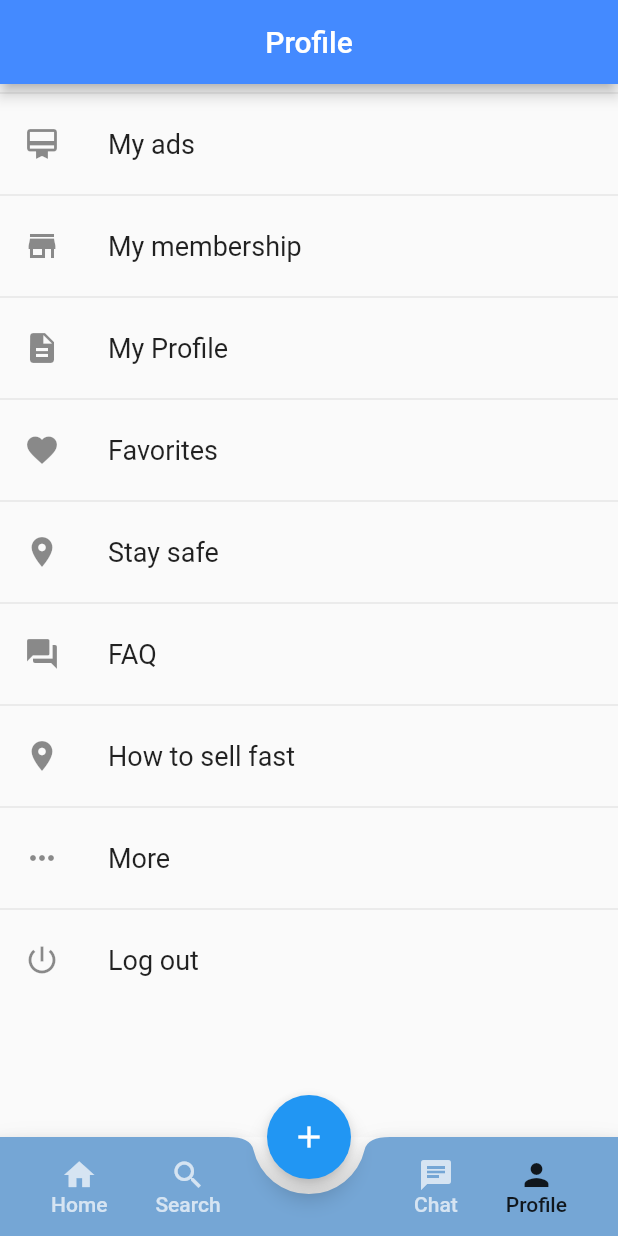
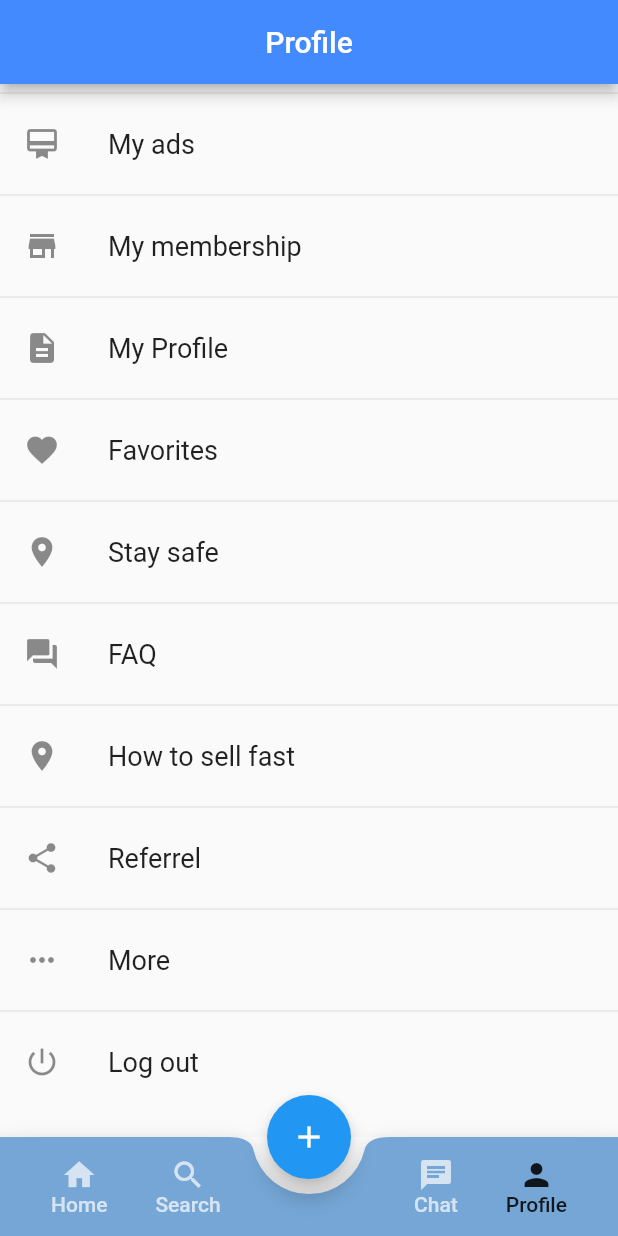
Before and after one commit to hrathnapala/UEEE_Lak, a Flutter app: the screen it shows after launch, item 4 of the bottom bar chosen, on a phone screen of 412 x 824 dp. Run offline on Flutter 3.47's test engine with Material 2 defaults, Android fonts, the phone set to English and light mode, and no system bars; our stand-ins replace carousel_slider; missing offline and left inert: multi_image_picker; network calls fail.

Commit message:
settings sub pages added

```diff
--- a/lib/src/screens/profile-page/settings-model.dart
+++ b/lib/src/screens/profile-page/settings-model.dart
@@ -1,23 +1,52 @@
 import 'package:flutter/cupertino.dart';
 import 'package:flutter/material.dart';
+import 'package:lak_app/src/screens/profile-page/favorites-page.dart';
+import 'package:lak_app/src/screens/profile-page/my-membership-page.dart';
+import 'package:lak_app/src/screens/profile-page/myads-page.dart';
 
 class SettingsModel {
   final String settingName;
   final Icon icon;
+  StatelessWidget nextPage;
 
-  SettingsModel({this.settingName, this.icon});
+  SettingsModel({this.settingName, this.icon, this.nextPage});
 
   static final List<SettingsModel> dummyData = [
-    SettingsModel(settingName: "My ads", icon: Icon(Icons.card_membership)),
     SettingsModel(
-        settingName: "My membership", icon: Icon(Icons.store_mall_directory)),
-    SettingsModel(settingName: "My Profile", icon: Icon(Icons.description)),
-    SettingsModel(settingName: "Favorites", icon: Icon(Icons.favorite)),
-    SettingsModel(settingName: "Stay safe", icon: Icon(Icons.location_on)),
-    SettingsModel(settingName: "FAQ", icon: Icon(Icons.question_answer)),
+        settingName: "My ads",
+        icon: Icon(Icons.card_membership),
+        nextPage: MyAds()),
     SettingsModel(
-        settingName: "How to sell fast", icon: Icon(Icons.location_on)),
-    SettingsModel(settingName: "More", icon: Icon(Icons.more_horiz)),
-    SettingsModel(settingName: "Log out", icon: Icon(Icons.power_settings_new)),
+        settingName: "My membership",
+        icon: Icon(Icons.store_mall_directory),
+        nextPage: MyMembership()),
+    SettingsModel(
+        settingName: "My Profile",
+        icon: Icon(Icons.description),
+        nextPage: MyAds()),
+    SettingsModel(
+        settingName: "Favorites",
+        icon: Icon(Icons.favorite),
+        nextPage: Favorites()),
+    SettingsModel(
+        settingName: "Stay safe",
+        icon: Icon(Icons.location_on),
+        nextPage: MyAds()),
+    SettingsModel(
+        settingName: "FAQ",
+        icon: Icon(Icons.question_answer),
+        nextPage: MyAds()),
+    SettingsModel(
+        settingName: "How to sell fast",
+        icon: Icon(Icons.location_on),
+        nextPage: MyAds()),
+    SettingsModel(
+        settingName: "Referrel", icon: Icon(Icons.share), nextPage: MyAds()),
+    SettingsModel(
+        settingName: "More", icon: Icon(Icons.more_horiz), nextPage: MyAds()),
+    SettingsModel(
+        settingName: "Log out",
+        icon: Icon(Icons.power_settings_new),
+        nextPage: MyAds()),
   ];
 }
```
Also changed, not shown: lib/src/screens/home.dart (+0 -68 lines), lib/src/screens/message-page/chat-model.dart (+36 -0 lines), lib/src/screens/profile-page/favorites-page.dart (added, +90 -0 lines), lib/src/screens/profile-page/main-profile-page.dart (+8 -9 lines), lib/src/screens/profile-page/my-membership-page.dart (added, +106 -0 lines), lib/src/screens/profile-page/myads-page.dart (added, +75 -0 lines).
